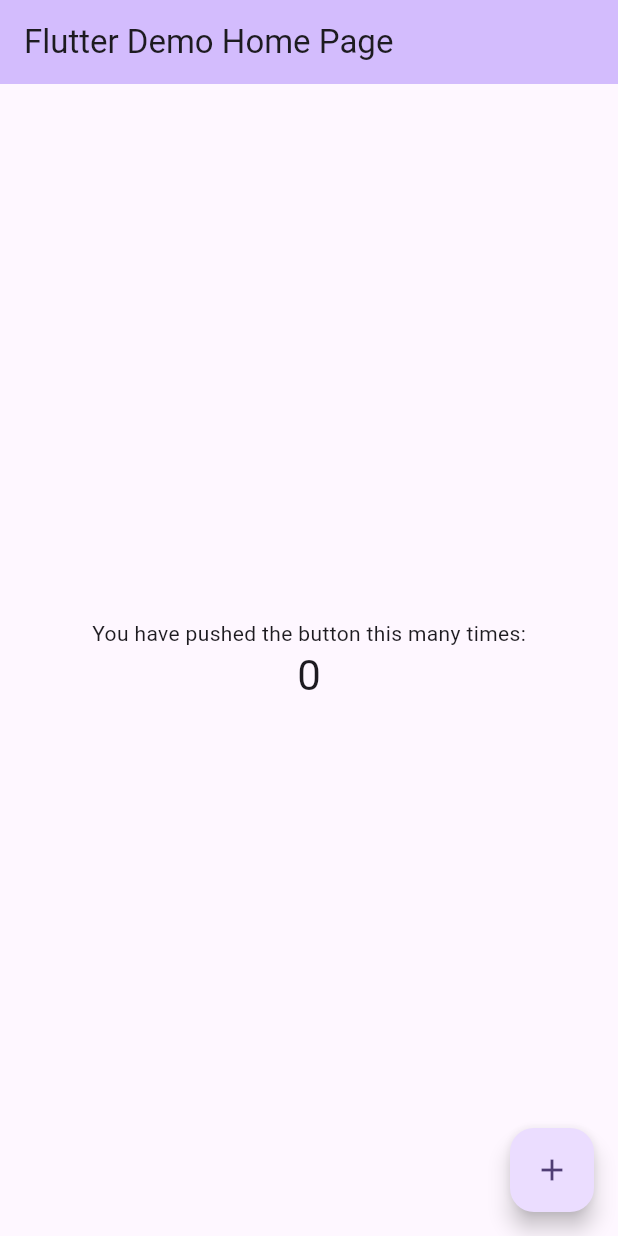
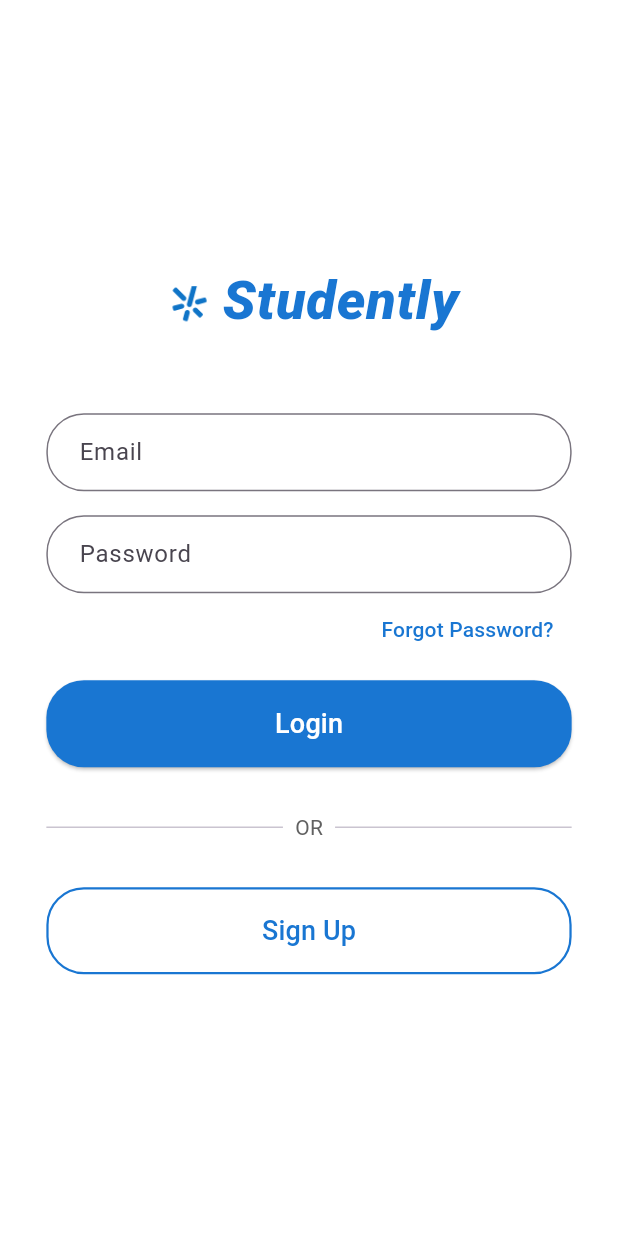
Before and after one commit to STahaA78/Studently, a Flutter app: the screen it shows after launch, on a phone screen of 412 x 824 dp. Run offline on Flutter 3.47's test engine with Material 3 defaults, Android fonts, the phone set to English and light mode, and no system bars.

Commit message:
Login Page setup

```diff
--- a/frontend/studently_frontend/lib/main.dart
+++ b/frontend/studently_frontend/lib/main.dart
@@ -1,4 +1,5 @@
 import 'package:flutter/material.dart';
+import 'screens/login_page.dart';  // Make sure this path matches your file location
 
 void main() {
   runApp(const MyApp());
@@ -7,116 +8,11 @@ void main() {
 class MyApp extends StatelessWidget {
   const MyApp({super.key});
 
-  // This widget is the root of your application.
   @override
   Widget build(BuildContext context) {
-    return MaterialApp(
-      title: 'Flutter Demo',
-      theme: ThemeData(
-        // This is the theme of your application.
-        //
-        // TRY THIS: Try running your application with "flutter run". You'll see
-        // the application has a purple toolbar. Then, without quitting the app,
-        // try changing the seedColor in the colorScheme below to Colors.green
-        // and then invoke "hot reload" (save your changes or press the "hot
-        // reload" button in a Flutter-supported IDE, or press "r" if you used
-        // the command line to start the app).
-        //
-        // Notice that the counter didn't reset back to zero; the application
-        // state is not lost during the reload. To reset the state, use hot
-        // restart instead.
-        //
-        // This works for code too, not just values: Most code changes can be
-        // tested with just a hot reload.
-        colorScheme: ColorScheme.fromSeed(seedColor: Colors.deepPurple),
-      ),
-      home: const MyHomePage(title: 'Flutter Demo Home Page'),
+    return const MaterialApp(
+      debugShowCheckedModeBanner: false,
+      home: LoginPage(), // directly show the login page
     );
   }
 }
-
-class MyHomePage extends StatefulWidget {
-  const MyHomePage({super.key, required this.title});
-
-  // This widget is the home page of your application. It is stateful, meaning
-  // that it has a State object (defined below) that contains fields that affect
-  // how it looks.
-
-  // This class is the configuration for the state. It holds the values (in this
-  // case the title) provided by the parent (in this case the App widget) and
-  // used by the build method of the State. Fields in a Widget subclass are
-  // always marked "final".
-
-  final String title;
-
-  @override
-  State<MyHomePage> createState() => _MyHomePageState();
-}
-
-class _MyHomePageState extends State<MyHomePage> {
-  int _counter = 0;
-
-  void _incrementCounter() {
-    setState(() {
-      // This call to setState tells the Flutter framework that something has
-      // changed in this State, which causes it to rerun the build method below
-      // so that the display can reflect the updated values. If we changed
-      // _counter without calling setState(), then the build method would not be
-      // called again, and so nothing would appear to happen.
-      _counter++;
-    });
-  }
-
-  @override
-  Widget build(BuildContext context) {
-    // This method is rerun every time setState is called, for instance as done
-    // by the _incrementCounter method above.
-    //
-    // The Flutter framework has been optimized to make rerunning build methods
-    // fast, so that you can just rebuild anything that needs updating rather
-    // than having to individually change instances of widgets.
-    return Scaffold(
-      appBar: AppBar(
-        // TRY THIS: Try changing the color here to a specific color (to
-        // Colors.amber, perhaps?) and trigger a hot reload to see the AppBar
-        // change color while the other colors stay the same.
-        backgroundColor: Theme.of(context).colorScheme.inversePrimary,
-        // Here we take the value from the MyHomePage object that was created by
-        // the App.build method, and use it to set our appbar title.
-        title: Text(widget.title),
-      ),
-      body: Center(
-        // Center is a layout widget. It takes a single child and positions it
-        // in the middle of the parent.
-        child: Column(
-          // Column is also a layout widget. It takes a list of children and
-          // arranges them vertically. By default, it sizes itself to fit its
-          // children horizontally, and tries to be as tall as its parent.
-          //
-          // Column has various properties to control how it sizes itself and
-          // how it positions its children. Here we use mainAxisAlignment to
-          // center the children vertically; the main axis here is the vertical
-          // axis because Columns are vertical (the cross axis would be
-          // horizontal).
-          //
-          // TRY THIS: Invoke "debug painting" (choose the "Toggle Debug Paint"
-          // action in the IDE, or press "p" in the console), to see the
-          // wireframe for each widget.
-          mainAxisAlignment: MainAxisAlignment.center,
-          children: <Widget>[
-            const Text('You have pushed the button this many times:'),
-            Text(
-              '$_counter',
-              style: Theme.of(context).textTheme.headlineMedium,
-            ),
-          ],
-        ),
-      ),
-      floatingActionButton: FloatingActionButton(
-        onPressed: _incrementCounter,
-        tooltip: 'Increment',
-        child: const Icon(Icons.add),
-      ), // This trailing comma makes auto-formatting nicer for build methods.
-    );
-  }
-}
--- /dev/null
+++ b/frontend/studently_frontend/lib/screens/home_page.dart
@@ -0,0 +1,15 @@
+import 'package:flutter/material.dart';
+
+class HomePage extends StatelessWidget {
+  const HomePage({super.key});
+
+  @override
+  Widget build(BuildContext context) {
+    return Scaffold(
+      appBar: AppBar(title: const Text("Studently Home")),
+      body: const Center(
+        child: Text("Welcome to Studently!"),
+      ),
+    );
+  }
+}
--- /dev/null
+++ b/frontend/studently_frontend/lib/screens/login_page.dart
@@ -0,0 +1,168 @@
+import 'package:flutter/material.dart';
+
+void main() {
+  runApp(const MaterialApp(
+    debugShowCheckedModeBanner: false,
+    home: LoginPage(),
+  ));
+}
+
+class LoginPage extends StatelessWidget {
+  const LoginPage({super.key});
+
+  @override
+  Widget build(BuildContext context) {
+    final Color blue = const Color(0xFF1976D2);
+    final Size screenSize = MediaQuery.of(context).size;
+    final bool isLandscape = screenSize.width > screenSize.height;
+    final double formWidth = isLandscape ? screenSize.width * 0.6 : screenSize.width * 0.85;
+
+    return Scaffold(
+      backgroundColor: Colors.white,
+      body: SafeArea(
+        child: Center(
+          child: SingleChildScrollView(
+            padding: const EdgeInsets.symmetric(vertical: 40),
+            child: Column(
+              mainAxisAlignment: MainAxisAlignment.center,
+              children: [
+                // ===== Logo + Title Row =====
+                Row(
+                  mainAxisAlignment: MainAxisAlignment.center,
+                  children: [
+                    Image.asset(
+                      'assets/images/studently_logo.png',
+                      height: 40,
+                    ),
+                    const SizedBox(width: 8),
+                    Text(
+                      'Studently',
+                      style: TextStyle(
+                        color: blue,
+                        fontSize: 36,
+                        fontWeight: FontWeight.w800,
+                        fontStyle: FontStyle.italic,
+                        letterSpacing: 0.5,
+                      ),
+                    ),
+                  ],
+                ),
+                const SizedBox(height: 50),
+
+                // ===== Login Form =====
+                SizedBox(
+                  width: formWidth,
+                  child: Column(
+                    crossAxisAlignment: CrossAxisAlignment.center,
+                    children: [
+                      // Email
+                      TextField(
+                        keyboardType: TextInputType.emailAddress,
+                        decoration: InputDecoration(
+                          hintText: 'Email',
+                          contentPadding: const EdgeInsets.symmetric(horizontal: 18, vertical: 14),
+                          border: OutlineInputBorder(
+                            borderRadius: BorderRadius.circular(25),
+                          ),
+                        ),
+                      ),
+                      const SizedBox(height: 16),
+
+                      // Password
+                      TextField(
+                        obscureText: true,
+                        decoration: InputDecoration(
+                          hintText: 'Password',
+                          contentPadding: const EdgeInsets.symmetric(horizontal: 18, vertical: 14),
+                          border: OutlineInputBorder(
+                            borderRadius: BorderRadius.circular(25),
+                          ),
+                        ),
+                      ),
+
+                      // Forgot Password
+                      Align(
+                        alignment: Alignment.centerRight,
+                        child: TextButton(
+                          onPressed: () {},
+                          child: Text(
+                            'Forgot Password?',
+                            style: TextStyle(color: blue),
+                          ),
+                        ),
+                      ),
+                      const SizedBox(height: 10),
+
+                      // Login Button
+                      SizedBox(
+                        width: double.infinity,
+                        child: ElevatedButton(
+                          onPressed: () {},
+                          style: ElevatedButton.styleFrom(
+                            backgroundColor: blue,
+                            padding: const EdgeInsets.symmetric(vertical: 16),
+                            shape: RoundedRectangleBorder(
+                              borderRadius: BorderRadius.circular(25),
+                            ),
+                          ),
+                          child: const Text(
+                            'Login',
+                            style: TextStyle(
+                              fontSize: 18,
+                              color: Colors.white,
+                              fontWeight: FontWeight.w500,
+                            ),
+                          ),
+                        ),
+                      ),
+                      const SizedBox(height: 30),
+
+                      // OR Divider
+                      Row(
+                        children: [
+                          const Expanded(child: Divider(thickness: 1)),
+                          Padding(
+                            padding: const EdgeInsets.symmetric(horizontal: 8),
+                            child: Text(
+                              'OR',
+                              style: TextStyle(color: Colors.grey[700]),
+                            ),
+                          ),
+                          const Expanded(child: Divider(thickness: 1)),
+                        ],
+                      ),
+                      const SizedBox(height: 30),
+
+                      // Sign Up Button
+                      SizedBox(
+                        width: double.infinity,
+                        child: OutlinedButton(
+                          onPressed: () {},
+                          style: OutlinedButton.styleFrom(
+                            padding: const EdgeInsets.symmetric(vertical: 16),
+                            side: BorderSide(color: blue, width: 1.5),
+                            shape: RoundedRectangleBorder(
+                              borderRadius: BorderRadius.circular(25),
+                            ),
+                          ),
+                          child: Text(
+                            'Sign Up',
+                            style: TextStyle(
+                              fontSize: 18,
+                              color: blue,
+                              fontWeight: FontWeight.w500,
+                            ),
+                          ),
+                        ),
+                      ),
+                    ],
+                  ),
+                ),
+              ],
+            ),
+          ),
+        ),
+      ),
+    );
+  }
+}
--- /dev/null
+++ b/frontend/studently_frontend/lib/screens/signup_page.dart
@@ -0,0 +1,15 @@
+import 'package:flutter/material.dart';
+
+class SignupPage extends StatelessWidget {
+  const SignupPage({super.key});
+
+  @override
+  Widget build(BuildContext context) {
+    return Scaffold(
+      appBar: AppBar(title: const Text("Sign Up")),
+      body: const Center(
+        child: Text("Signup Page Coming Soon..."),
+      ),
+    );
+  }
+}
--- /dev/null
+++ b/frontend/studently_frontend/lib/utils/colors.dart
@@ -0,0 +1,4 @@
+import 'package:flutter/material.dart';
+
+const Color kPrimaryBlue = Color(0xFF1976D2);
+const Color kLightGray = Color(0xFFF5F5F5);
--- /dev/null
+++ b/frontend/studently_frontend/lib/utils/constants.dart
@@ -0,0 +1,2 @@
+const String appName = 'Studently';
+const double defaultPadding = 16.0;
--- /dev/null
+++ b/frontend/studently_frontend/lib/widgets/custom_button.dart
@@ -0,0 +1,35 @@
+import 'package:flutter/material.dart';
+
+class CustomButton extends StatelessWidget {
+  final String text;
+  final VoidCallback onPressed;
+  final Color color;
+
+  const CustomButton({
+    super.key,
+    required this.text,
+    required this.onPressed,
+    this.color = const Color(0xFF1976D2),
+  });
+
+  @override
+  Widget build(BuildContext context) {
+    return SizedBox(
+      width: double.infinity,
+      child: ElevatedButton(
+        onPressed: onPressed,
+        style: ElevatedButton.styleFrom(
+          backgroundColor: color,
+          padding: const EdgeInsets.symmetric(vertical: 14),
+          shape: RoundedRectangleBorder(
+            borderRadius: BorderRadius.circular(12),
+          ),
+        ),
+        child: Text(
+          text,
+          style: const TextStyle(color: Colors.white, fontSize: 18),
+        ),
+      ),
+    );
+  }
+}
--- a/frontend/studently_frontend/pubspec.yaml
+++ b/frontend/studently_frontend/pubspec.yaml
@@ -56,6 +56,8 @@ flutter:
   # included with your application, so that you can use the icons in
   # the material Icons class.
   uses-material-design: true
+  assets:
+    - assets/images/studently_logo.png
 
   # To add assets to your application, add an assets section, like this:
   # assets:
```
Also changed, not shown: frontend/studently_frontend/assets/images/studently_logo.png (added).
